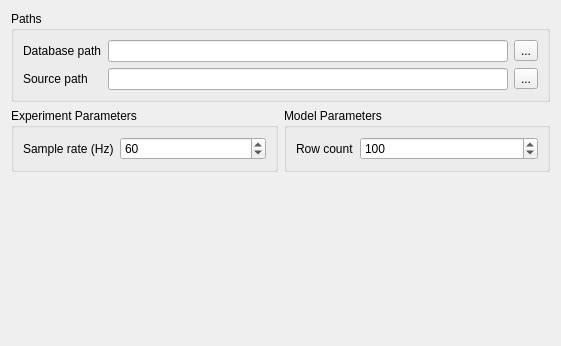
First picture: the form in src/plugins/OpenSpeedShop/Settings/SettingPage.ui, repository OpenSpeedShop/gui, before the edit.
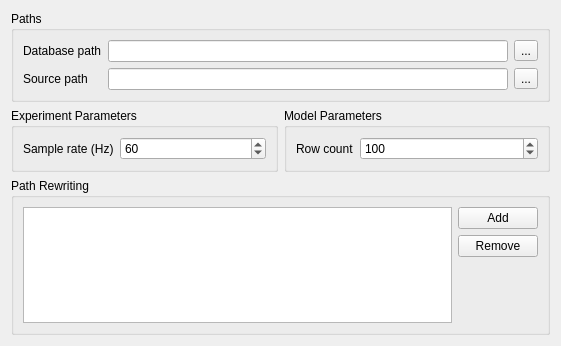
Second picture: the form after the edit.

Commit message: [OpenSpeedShop/Settings] Added support for path rewriting settings storage and recovery

```diff
--- a/src/plugins/OpenSpeedShop/Settings/SettingPage.ui
+++ b/src/plugins/OpenSpeedShop/Settings/SettingPage.ui
@@ -95,6 +95,19 @@
      </layout>
     </widget>
    </item>
+   <item row="3" column="0" colspan="2">
+    <spacer name="verticalSpacer">
+     <property name="orientation">
+      <enum>Qt::Vertical</enum>
+     </property>
+     <property name="sizeHint" stdset="0">
+      <size>
+       <width>20</width>
+       <height>40</height>
+      </size>
+     </property>
+    </spacer>
+   </item>
    <item row="1" column="1">
     <widget class="QGroupBox" name="grpModel">
      <property name="title">
@@ -134,7 +147,39 @@
     </widget>
    </item>
    <item row="2" column="0" colspan="2">
-    <spacer name="verticalSpacer">
+    <widget class="QGroupBox" name="grpPathRewriting">
+     <property name="title">
+      <string>Path Rewriting</string>
+     </property>
+     <layout class="QHBoxLayout" name="horizontalLayout">
+      <item>
+       <widget class="QTableView" name="lstPathRewriting">
+        <property name="selectionMode">
+         <enum>QAbstractItemView::SingleSelection</enum>
+        </property>
+        <property name="selectionBehavior">
+         <enum>QAbstractItemView::SelectRows</enum>
+        </property>
+       </widget>
+      </item>
+      <item>
+       <layout class="QVBoxLayout" name="verticalLayout">
+        <item>
+         <widget class="QPushButton" name="btnPathRewritingAdd">
+          <property name="text">
+           <string>Add</string>
+          </property>
+         </widget>
+        </item>
+        <item>
+         <widget class="QPushButton" name="btnPathRewritingRemove">
+          <property name="text">
+           <string>Remove</string>
+          </property>
+         </widget>
+        </item>
+        <item>
+         <spacer name="verticalSpacer_2">
      <property name="orientation">
       <enum>Qt::Vertical</enum>
      </property>
@@ -145,6 +190,11 @@
       </size>
      </property>
     </spacer>
+        </item>
+       </layout>
+      </item>
+     </layout>
+    </widget>
    </item>
   </layout>
  </widget>
```
Left out of the diff: 86 changed lines with no effect on the pictures. Lines whose indentation alone changed are shown as unchanged. The commit also changes 2 other files.
